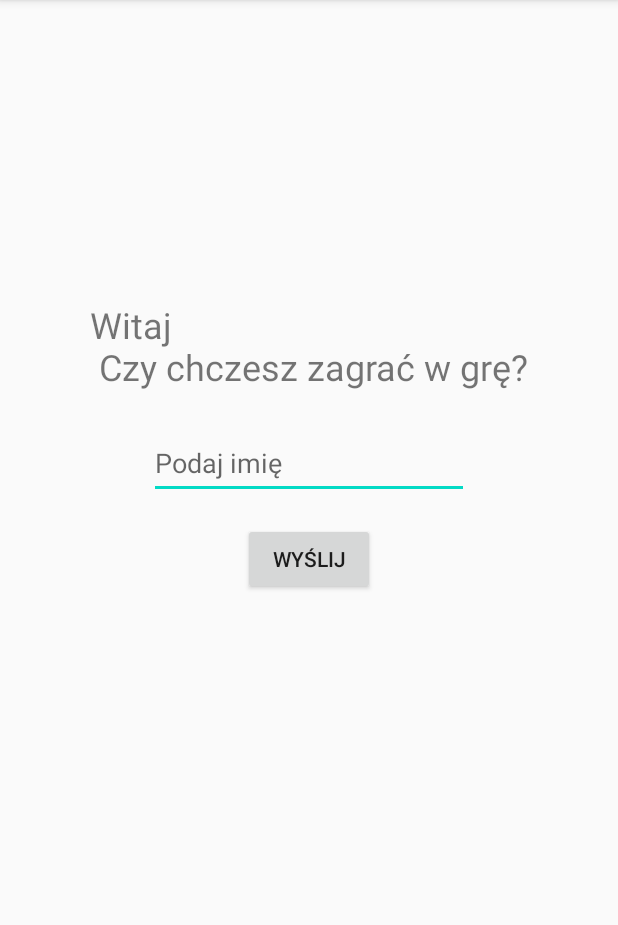
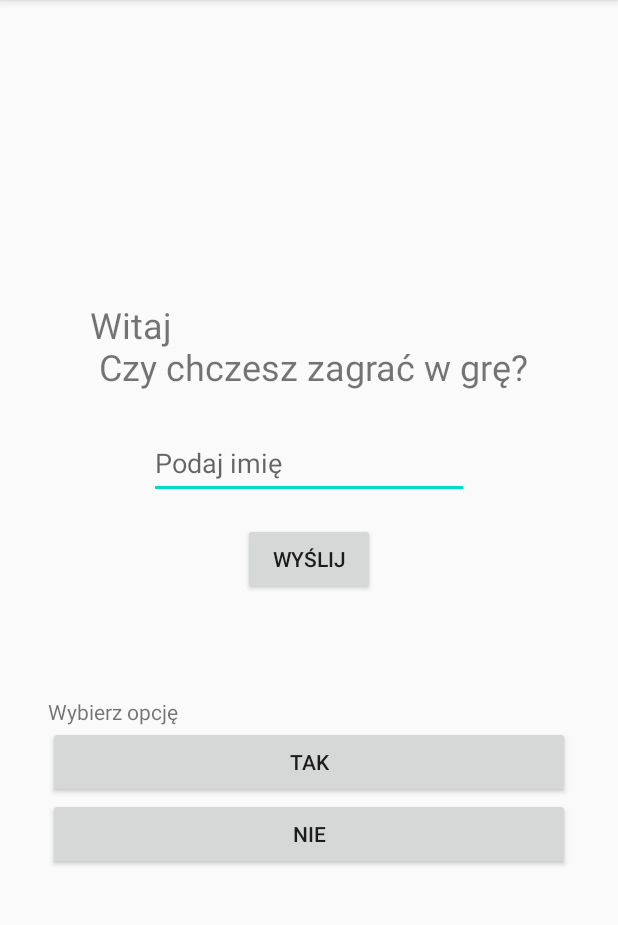
Before and after one commit to lukKotecki/ANDROID-collection, an Android app: the TaskTwoActivity screen opened directly, with no data from a screen before it, after a tap on "WYŚLIJ", on a phone screen of 412 x 824 dp, the part 84-1009 px from its top. Run offline under Robolectric (Android 15) with nearby library versions, the phone set to English and light mode, and no system bars.

Commit message:
dodanie klawiszy do zadania 2

```diff
--- a/Aplikacja_2022_09v2/app/src/main/java/com/example/aplikacja_2022_09v2/TaskTwoActivity.java
+++ b/Aplikacja_2022_09v2/app/src/main/java/com/example/aplikacja_2022_09v2/TaskTwoActivity.java
@@ -1,9 +1,13 @@
 package com.example.aplikacja_2022_09v2;
 
+import android.support.constraint.ConstraintLayout;
+import android.support.design.widget.Snackbar;
 import android.support.v7.app.AppCompatActivity;
 import android.os.Bundle;
 import android.view.View;
+import android.widget.Button;
 import android.widget.EditText;
+import android.widget.LinearLayout;
 import android.widget.TextView;
 
 public class TaskTwoActivity extends AppCompatActivity {
@@ -20,9 +24,23 @@ public class TaskTwoActivity extends AppCompatActivity {
         TextView welcomeMessage = findViewById(R.id.welcomeText);
         welcomeMessage.setText("Witaj "+name.getText().toString()+"\n Czy chczesz zagrać w grę?");
 
+        LinearLayout linearLayout = findViewById(R.id.linearLayout);
+
+        TextView questionText = new TextView(linearLayout.getContext());
+        questionText.setText("Wybierz opcję");
+        linearLayout.addView(questionText);
+
+        Button klawiszTak = new Button(linearLayout.getContext());
+        klawiszTak.setText("TAK");
+        linearLayout.addView(klawiszTak);
+
+        Button klawiszNie = new Button(linearLayout.getContext());
+        klawiszNie.setText("NIE");
+        linearLayout.addView(klawiszNie);
 
 
-
+        klawiszTak.setOnClickListener(this::startGame);
+        klawiszNie.setOnClickListener(this::notStartGame);
 
 
 
@@ -31,12 +49,13 @@ public class TaskTwoActivity extends AppCompatActivity {
 
 
     public void startGame(View view){
-
-
-
+        TextView welcomeMessage = findViewById(R.id.welcomeText);
+        welcomeMessage.setText("Wybrałeś opcję TAK");
     }
 
-
-
+    public void notStartGame(View view){
+        TextView welcom = findViewById(R.id.welcomeText);
+        welcom.setText("Szkoda że wybrałeś opcję NIE");
+    }
 
 }
--- a/Aplikacja_2022_09v2/app/src/main/res/layout/activity_task_two.xml
+++ b/Aplikacja_2022_09v2/app/src/main/res/layout/activity_task_two.xml
@@ -41,4 +41,16 @@
         app:layout_constraintEnd_toEndOf="@+id/nameField"
         app:layout_constraintStart_toStartOf="@+id/nameField"
         app:layout_constraintTop_toBottomOf="@+id/nameField" />
+
+    <LinearLayout
+        android:id="@+id/linearLayout"
+        android:layout_width="0dp"
+        android:layout_height="200dp"
+        android:layout_marginStart="32dp"
+        android:layout_marginTop="68dp"
+        android:layout_marginEnd="32dp"
+        android:orientation="vertical"
+        app:layout_constraintEnd_toEndOf="parent"
+        app:layout_constraintStart_toStartOf="parent"
+        app:layout_constraintTop_toBottomOf="@+id/sendButtonTaskTwo"></LinearLayout>
 </android.support.constraint.ConstraintLayout>
```
